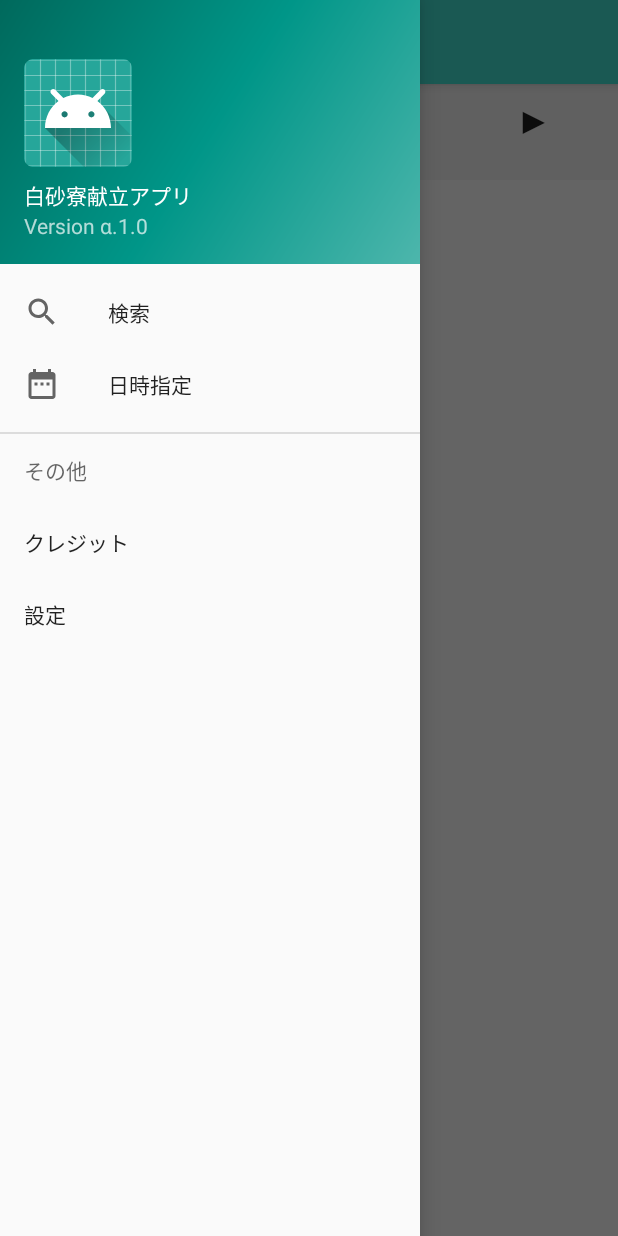
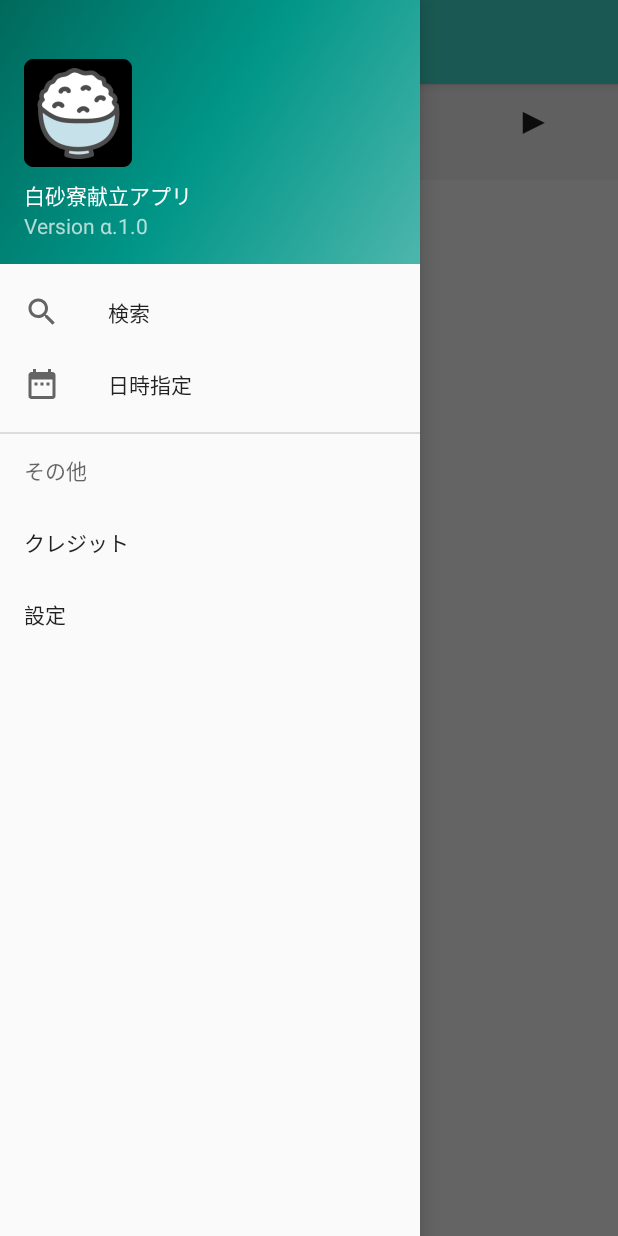
Before and after one commit to Yuta1004/ShirasunaKondateV2, an Android app: the screen it shows after launch (MainActivity), with the side drawer open, on a phone screen of 412 x 824 dp. Run offline under Robolectric (Android 15) with nearby library versions, the phone set to English and light mode, and no system bars; our stand-ins replace Volley; network calls fail.

Commit message:
アイコンを追加

```diff
--- a/app/src/main/res/drawable/ic_launcher_background.xml
+++ b/app/src/main/res/drawable/ic_launcher_background.xml
@@ -1,170 +1,76 @@
 <?xml version="1.0" encoding="utf-8"?>
 <vector xmlns:android="http://schemas.android.com/apk/res/android"
-    android:width="108dp"
-    android:height="108dp"
-    android:viewportHeight="108"
-    android:viewportWidth="108">
-    <path
-        android:fillColor="#26A69A"
-        android:pathData="M0,0h108v108h-108z" />
-    <path
-        android:fillColor="#00000000"
-        android:pathData="M9,0L9,108"
-        android:strokeColor="#33FFFFFF"
-        android:strokeWidth="0.8" />
-    <path
-        android:fillColor="#00000000"
-        android:pathData="M19,0L19,108"
-        android:strokeColor="#33FFFFFF"
-        android:strokeWidth="0.8" />
-    <path
-        android:fillColor="#00000000"
-        android:pathData="M29,0L29,108"
-        android:strokeColor="#33FFFFFF"
-        android:strokeWidth="0.8" />
-    <path
-        android:fillColor="#00000000"
-        android:pathData="M39,0L39,108"
-        android:strokeColor="#33FFFFFF"
-        android:strokeWidth="0.8" />
-    <path
-        android:fillColor="#00000000"
-        android:pathData="M49,0L49,108"
-        android:strokeColor="#33FFFFFF"
-        android:strokeWidth="0.8" />
-    <path
-        android:fillColor="#00000000"
-        android:pathData="M59,0L59,108"
-        android:strokeColor="#33FFFFFF"
-        android:strokeWidth="0.8" />
-    <path
-        android:fillColor="#00000000"
-        android:pathData="M69,0L69,108"
-        android:strokeColor="#33FFFFFF"
-        android:strokeWidth="0.8" />
-    <path
-        android:fillColor="#00000000"
-        android:pathData="M79,0L79,108"
-        android:strokeColor="#33FFFFFF"
-        android:strokeWidth="0.8" />
-    <path
-        android:fillColor="#00000000"
-        android:pathData="M89,0L89,108"
-        android:strokeColor="#33FFFFFF"
-        android:strokeWidth="0.8" />
-    <path
-        android:fillColor="#00000000"
-        android:pathData="M99,0L99,108"
-        android:strokeColor="#33FFFFFF"
-        android:strokeWidth="0.8" />
-    <path
-        android:fillColor="#00000000"
-        android:pathData="M0,9L108,9"
-        android:strokeColor="#33FFFFFF"
-        android:strokeWidth="0.8" />
-    <path
-        android:fillColor="#00000000"
-        android:pathData="M0,19L108,19"
-        android:strokeColor="#33FFFFFF"
-        android:strokeWidth="0.8" />
-    <path
-        android:fillColor="#00000000"
-        android:pathData="M0,29L108,29"
-        android:strokeColor="#33FFFFFF"
-        android:strokeWidth="0.8" />
-    <path
-        android:fillColor="#00000000"
-        android:pathData="M0,39L108,39"
-        android:strokeColor="#33FFFFFF"
-        android:strokeWidth="0.8" />
-    <path
-        android:fillColor="#00000000"
-        android:pathData="M0,49L108,49"
-        android:strokeColor="#33FFFFFF"
-        android:strokeWidth="0.8" />
-    <path
-        android:fillColor="#00000000"
-        android:pathData="M0,59L108,59"
-        android:strokeColor="#33FFFFFF"
-        android:strokeWidth="0.8" />
-    <path
-        android:fillColor="#00000000"
-        android:pathData="M0,69L108,69"
-        android:strokeColor="#33FFFFFF"
-        android:strokeWidth="0.8" />
-    <path
-        android:fillColor="#00000000"
-        android:pathData="M0,79L108,79"
-        android:strokeColor="#33FFFFFF"
-        android:strokeWidth="0.8" />
-    <path
-        android:fillColor="#00000000"
-        android:pathData="M0,89L108,89"
-        android:strokeColor="#33FFFFFF"
-        android:strokeWidth="0.8" />
-    <path
-        android:fillColor="#00000000"
-        android:pathData="M0,99L108,99"
-        android:strokeColor="#33FFFFFF"
-        android:strokeWidth="0.8" />
-    <path
-        android:fillColor="#00000000"
-        android:pathData="M19,29L89,29"
-        android:strokeColor="#33FFFFFF"
-        android:strokeWidth="0.8" />
-    <path
-        android:fillColor="#00000000"
-        android:pathData="M19,39L89,39"
-        android:strokeColor="#33FFFFFF"
-        android:strokeWidth="0.8" />
-    <path
-        android:fillColor="#00000000"
-        android:pathData="M19,49L89,49"
-        android:strokeColor="#33FFFFFF"
-        android:strokeWidth="0.8" />
-    <path
-        android:fillColor="#00000000"
-        android:pathData="M19,59L89,59"
-        android:strokeColor="#33FFFFFF"
-        android:strokeWidth="0.8" />
-    <path
-        android:fillColor="#00000000"
-        android:pathData="M19,69L89,69"
-        android:strokeColor="#33FFFFFF"
-        android:strokeWidth="0.8" />
-    <path
-        android:fillColor="#00000000"
-        android:pathData="M19,79L89,79"
-        android:strokeColor="#33FFFFFF"
-        android:strokeWidth="0.8" />
-    <path
-        android:fillColor="#00000000"
-        android:pathData="M29,19L29,89"
-        android:strokeColor="#33FFFFFF"
-        android:strokeWidth="0.8" />
-    <path
-        android:fillColor="#00000000"
-        android:pathData="M39,19L39,89"
-        android:strokeColor="#33FFFFFF"
-        android:strokeWidth="0.8" />
-    <path
-        android:fillColor="#00000000"
-        android:pathData="M49,19L49,89"
-        android:strokeColor="#33FFFFFF"
-        android:strokeWidth="0.8" />
-    <path
-        android:fillColor="#00000000"
-        android:pathData="M59,19L59,89"
-        android:strokeColor="#33FFFFFF"
-        android:strokeWidth="0.8" />
-    <path
-        android:fillColor="#00000000"
-        android:pathData="M69,19L69,89"
-        android:strokeColor="#33FFFFFF"
-        android:strokeWidth="0.8" />
-    <path
-        android:fillColor="#00000000"
-        android:pathData="M79,19L79,89"
-        android:strokeColor="#33FFFFFF"
-        android:strokeWidth="0.8" />
+        android:width="108dp"
+        android:height="108dp"
+        android:viewportWidth="5400"
+        android:viewportHeight="5400">
+    <group android:translateX="2646"
+            android:translateY="2646">
+        <path android:fillColor="#26A69A"
+              android:pathData="M0,0h108v108h-108z"/>
+        <path android:fillColor="#00000000" android:pathData="M9,0L9,108"
+              android:strokeColor="#33FFFFFF" android:strokeWidth="0.8"/>
+        <path android:fillColor="#00000000" android:pathData="M19,0L19,108"
+              android:strokeColor="#33FFFFFF" android:strokeWidth="0.8"/>
+        <path android:fillColor="#00000000" android:pathData="M29,0L29,108"
+              android:strokeColor="#33FFFFFF" android:strokeWidth="0.8"/>
+        <path android:fillColor="#00000000" android:pathData="M39,0L39,108"
+              android:strokeColor="#33FFFFFF" android:strokeWidth="0.8"/>
+        <path android:fillColor="#00000000" android:pathData="M49,0L49,108"
+              android:strokeColor="#33FFFFFF" android:strokeWidth="0.8"/>
+        <path android:fillColor="#00000000" android:pathData="M59,0L59,108"
+              android:strokeColor="#33FFFFFF" android:strokeWidth="0.8"/>
+        <path android:fillColor="#00000000" android:pathData="M69,0L69,108"
+              android:strokeColor="#33FFFFFF" android:strokeWidth="0.8"/>
+        <path android:fillColor="#00000000" android:pathData="M79,0L79,108"
+              android:strokeColor="#33FFFFFF" android:strokeWidth="0.8"/>
+        <path android:fillColor="#00000000" android:pathData="M89,0L89,108"
+              android:strokeColor="#33FFFFFF" android:strokeWidth="0.8"/>
+        <path android:fillColor="#00000000" android:pathData="M99,0L99,108"
+              android:strokeColor="#33FFFFFF" android:strokeWidth="0.8"/>
+        <path android:fillColor="#00000000" android:pathData="M0,9L108,9"
+              android:strokeColor="#33FFFFFF" android:strokeWidth="0.8"/>
+        <path android:fillColor="#00000000" android:pathData="M0,19L108,19"
+              android:strokeColor="#33FFFFFF" android:strokeWidth="0.8"/>
+        <path android:fillColor="#00000000" android:pathData="M0,29L108,29"
+              android:strokeColor="#33FFFFFF" android:strokeWidth="0.8"/>
+        <path android:fillColor="#00000000" android:pathData="M0,39L108,39"
+              android:strokeColor="#33FFFFFF" android:strokeWidth="0.8"/>
+        <path android:fillColor="#00000000" android:pathData="M0,49L108,49"
+              android:strokeColor="#33FFFFFF" android:strokeWidth="0.8"/>
+        <path android:fillColor="#00000000" android:pathData="M0,59L108,59"
+              android:strokeColor="#33FFFFFF" android:strokeWidth="0.8"/>
+        <path android:fillColor="#00000000" android:pathData="M0,69L108,69"
+              android:strokeColor="#33FFFFFF" android:strokeWidth="0.8"/>
+        <path android:fillColor="#00000000" android:pathData="M0,79L108,79"
+              android:strokeColor="#33FFFFFF" android:strokeWidth="0.8"/>
+        <path android:fillColor="#00000000" android:pathData="M0,89L108,89"
+              android:strokeColor="#33FFFFFF" android:strokeWidth="0.8"/>
+        <path android:fillColor="#00000000" android:pathData="M0,99L108,99"
+              android:strokeColor="#33FFFFFF" android:strokeWidth="0.8"/>
+        <path android:fillColor="#00000000" android:pathData="M19,29L89,29"
+              android:strokeColor="#33FFFFFF" android:strokeWidth="0.8"/>
+        <path android:fillColor="#00000000" android:pathData="M19,39L89,39"
+              android:strokeColor="#33FFFFFF" android:strokeWidth="0.8"/>
+        <path android:fillColor="#00000000" android:pathData="M19,49L89,49"
+              android:strokeColor="#33FFFFFF" android:strokeWidth="0.8"/>
+        <path android:fillColor="#00000000" android:pathData="M19,59L89,59"
+              android:strokeColor="#33FFFFFF" android:strokeWidth="0.8"/>
+        <path android:fillColor="#00000000" android:pathData="M19,69L89,69"
+              android:strokeColor="#33FFFFFF" android:strokeWidth="0.8"/>
+        <path android:fillColor="#00000000" android:pathData="M19,79L89,79"
+              android:strokeColor="#33FFFFFF" android:strokeWidth="0.8"/>
+        <path android:fillColor="#00000000" android:pathData="M29,19L29,89"
+              android:strokeColor="#33FFFFFF" android:strokeWidth="0.8"/>
+        <path android:fillColor="#00000000" android:pathData="M39,19L39,89"
+              android:strokeColor="#33FFFFFF" android:strokeWidth="0.8"/>
+        <path android:fillColor="#00000000" android:pathData="M49,19L49,89"
+              android:strokeColor="#33FFFFFF" android:strokeWidth="0.8"/>
+        <path android:fillColor="#00000000" android:pathData="M59,19L59,89"
+              android:strokeColor="#33FFFFFF" android:strokeWidth="0.8"/>
+        <path android:fillColor="#00000000" android:pathData="M69,19L69,89"
+              android:strokeColor="#33FFFFFF" android:strokeWidth="0.8"/>
+        <path android:fillColor="#00000000" android:pathData="M79,19L79,89"
+              android:strokeColor="#33FFFFFF" android:strokeWidth="0.8"/>
+    </group>
 </vector>
--- a/app/src/main/res/mipmap-anydpi-v26/ic_launcher.xml
+++ b/app/src/main/res/mipmap-anydpi-v26/ic_launcher.xml
@@ -1,5 +1,5 @@
 <?xml version="1.0" encoding="utf-8"?>
 <adaptive-icon xmlns:android="http://schemas.android.com/apk/res/android">
-    <background android:drawable="@drawable/ic_launcher_background" />
-    <foreground android:drawable="@drawable/ic_launcher_foreground" />
+    <background android:drawable="@drawable/ic_launcher_background"/>
+    <foreground android:drawable="@mipmap/ic_launcher_foreground"/>
 </adaptive-icon>
--- a/app/src/main/res/mipmap-anydpi-v26/ic_launcher_round.xml
+++ b/app/src/main/res/mipmap-anydpi-v26/ic_launcher_round.xml
@@ -1,5 +1,5 @@
 <?xml version="1.0" encoding="utf-8"?>
 <adaptive-icon xmlns:android="http://schemas.android.com/apk/res/android">
-    <background android:drawable="@drawable/ic_launcher_background" />
-    <foreground android:drawable="@drawable/ic_launcher_foreground" />
+    <background android:drawable="@drawable/ic_launcher_background"/>
+    <foreground android:drawable="@mipmap/ic_launcher_foreground"/>
 </adaptive-icon>
```
Also changed, not shown: app/src/main/ic_launcher-web.png (added), app/src/main/res/mipmap-hdpi/ic_launcher.png, app/src/main/res/mipmap-hdpi/ic_launcher_foreground.png (added), app/src/main/res/mipmap-hdpi/ic_launcher_round.png, app/src/main/res/mipmap-mdpi/ic_launcher.png, app/src/main/res/mipmap-mdpi/ic_launcher_foreground.png (added), app/src/main/res/mipmap-mdpi/ic_launcher_round.png, app/src/main/res/mipmap-xhdpi/ic_launcher.png, app/src/main/res/mipmap-xhdpi/ic_launcher_foreground.png (added), app/src/main/res/mipmap-xhdpi/ic_launcher_round.png, app/src/main/res/mipmap-xxhdpi/ic_launcher.png, app/src/main/res/mipmap-xxhdpi/ic_launcher_foreground.png (added), app/src/main/res/mipmap-xxhdpi/ic_launcher_round.png, app/src/main/res/mipmap-xxxhdpi/ic_launcher.png, 2 more files.
